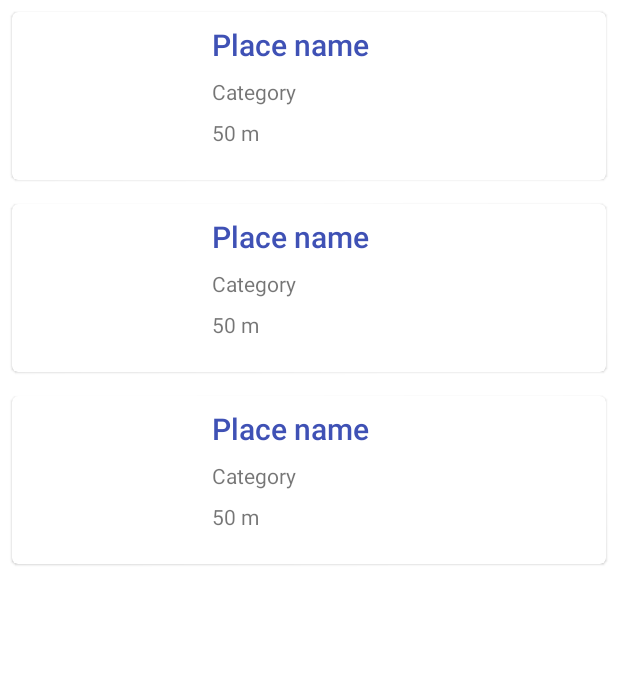
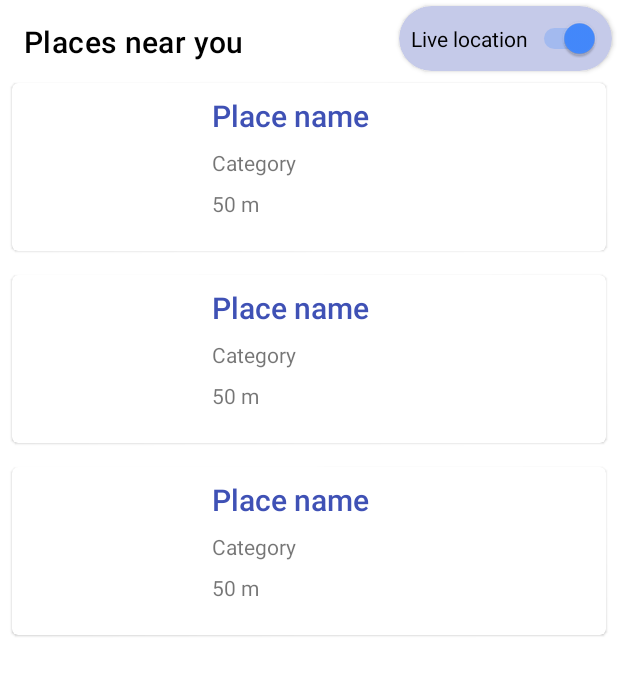
Before and after one commit to humazed/FoursquareNearBy, an Android app: the layout activity_main.xml on its own in the app's theme, with its tools: preview values and no code run, on a phone screen of 412 x 824 dp. Shown: the top 676 px of the screen. Run offline under Robolectric (Android 15) with nearby library versions, the phone set to English and light mode, and no system bars.

Commit message:
load venues based on location

```diff
--- a/app/src/main/AndroidManifest.xml
+++ b/app/src/main/AndroidManifest.xml
@@ -5,13 +5,15 @@
     <uses-permission android:name="android.permission.INTERNET" />
     <uses-permission android:name="android.permission.ACCESS_NETWORK_STATE" />
 
+    <uses-permission android:name="android.permission.ACCESS_FINE_LOCATION"/>
+
     <application
         android:allowBackup="true"
         android:icon="@mipmap/ic_launcher"
         android:label="@string/app_name"
         android:roundIcon="@mipmap/ic_launcher_round"
         android:supportsRtl="true"
-        android:theme="@style/AppTheme">
+        android:theme="@style/AppTheme.NoActionBar">
         <activity android:name=".ui.MainActivity">
             <intent-filter>
                 <action android:name="android.intent.action.MAIN" />
--- a/app/src/main/res/layout/activity_main.xml
+++ b/app/src/main/res/layout/activity_main.xml
@@ -1,25 +1,66 @@
 <?xml version="1.0" encoding="utf-8"?>
-<androidx.swiperefreshlayout.widget.SwipeRefreshLayout xmlns:android="http://schemas.android.com/apk/res/android"
+
+
+<androidx.constraintlayout.widget.ConstraintLayout xmlns:android="http://schemas.android.com/apk/res/android"
     xmlns:app="http://schemas.android.com/apk/res-auto"
     xmlns:tools="http://schemas.android.com/tools"
-    android:id="@+id/swipeLayout"
     android:layout_width="match_parent"
     android:layout_height="match_parent"
     tools:context=".ui.MainActivity">
 
-    <androidx.constraintlayout.widget.ConstraintLayout
-        android:layout_width="match_parent"
-        android:layout_height="match_parent">
+    <androidx.appcompat.widget.Toolbar
+        android:id="@+id/toolbar"
+        android:layout_width="0dp"
+        android:layout_height="wrap_content"
+        android:background="#FFFFFF"
+        android:minHeight="?attr/actionBarSize"
+        android:theme="?attr/actionBarTheme"
+        app:layout_constraintEnd_toEndOf="parent"
+        app:layout_constraintStart_toStartOf="parent"
+        app:layout_constraintTop_toTopOf="parent"
+        app:title="Places near you"
+        app:titleTextColor="@android:color/black" />
+
+
+    <androidx.cardview.widget.CardView
+        android:id="@+id/cardView2"
+        android:layout_width="wrap_content"
+        android:layout_height="wrap_content"
+        app:cardBackgroundColor="@color/primary_light"
+        app:cardCornerRadius="32dp"
+        android:layout_margin="4dp"
+        app:layout_constraintEnd_toEndOf="parent"
+        app:layout_constraintTop_toTopOf="parent">
+
+        <Switch
+            android:id="@+id/liveLocationSwitch"
+            android:layout_width="wrap_content"
+            android:layout_height="wrap_content"
+            android:layout_margin="8dp"
+            android:checked="true"
+            android:text="Live location" />
+    </androidx.cardview.widget.CardView>
+
+    <androidx.swiperefreshlayout.widget.SwipeRefreshLayout
+        android:id="@+id/swipeLayout"
+        android:layout_width="0dp"
+        android:layout_height="0dp"
+        app:layout_constraintBottom_toBottomOf="parent"
+        app:layout_constraintEnd_toEndOf="parent"
+        app:layout_constraintStart_toStartOf="parent"
+        app:layout_constraintTop_toBottomOf="@+id/cardView2">
+
         <androidx.recyclerview.widget.RecyclerView
-            android:id="@+id/vernuesRecyclerView"
+            android:id="@+id/venuesRecyclerView"
             android:layout_width="0dp"
             android:layout_height="0dp"
             app:layoutManager="androidx.recyclerview.widget.LinearLayoutManager"
             app:layout_constraintBottom_toBottomOf="parent"
             app:layout_constraintEnd_toEndOf="parent"
             app:layout_constraintStart_toStartOf="parent"
-            app:layout_constraintTop_toTopOf="parent"
+            app:layout_constraintTop_toBottomOf="@+id/cardView2"
             tools:listitem="@layout/row_venue" />
+    </androidx.swiperefreshlayout.widget.SwipeRefreshLayout>
 
     <TextView
         android:id="@+id/errorTv"
@@ -32,5 +73,5 @@
         app:layout_constraintStart_toStartOf="parent"
         app:layout_constraintTop_toTopOf="parent" />
 
+
 </androidx.constraintlayout.widget.ConstraintLayout>
-</androidx.swiperefreshlayout.widget.SwipeRefreshLayout>
--- a/app/src/main/res/values/strings.xml
+++ b/app/src/main/res/values/strings.xml
@@ -2,4 +2,6 @@
     <string name="app_name">FoursquareNearBy</string>
     <string name="no_data_found">No data found!!</string>
     <string name="loading_error">An Error Occurred While Loading Data!</string>
+    <string name="location_permeation_denied">You couldn\'t use the app without accepting the location permeation</string>
+    <string name="location_permeation_never_ask_again">You couldn\'t use the app without accepting the location permeation \n you need to go to settings and enable it to use the app</string>
 </resources>
```
Also changed, not shown: app/build.gradle (+6 -1 lines), app/src/main/java/com/humazed/foursquarenearby/Constants.kt (added, +21 -0 lines), app/src/main/java/com/humazed/foursquarenearby/api/AuthInterceptor.kt (+8 -2 lines), app/src/main/java/com/humazed/foursquarenearby/api/Constants.kt (deleted, +0 -13 lines), app/src/main/java/com/humazed/foursquarenearby/location/CurrentLocationListener.kt (added, +61 -0 lines), app/src/main/java/com/humazed/foursquarenearby/ui/MainActivity.kt (+100 -7 lines), app/src/main/java/com/humazed/foursquarenearby/viewmodel/VenuesViewModel.kt (+6 -4 lines), 1 other file. Lines whose indentation alone changed are shown as unchanged.
